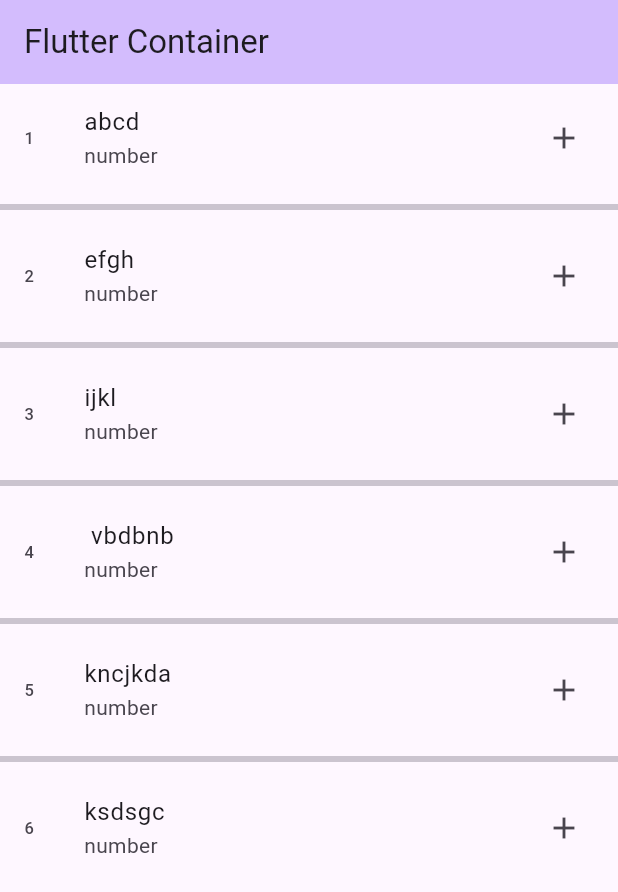
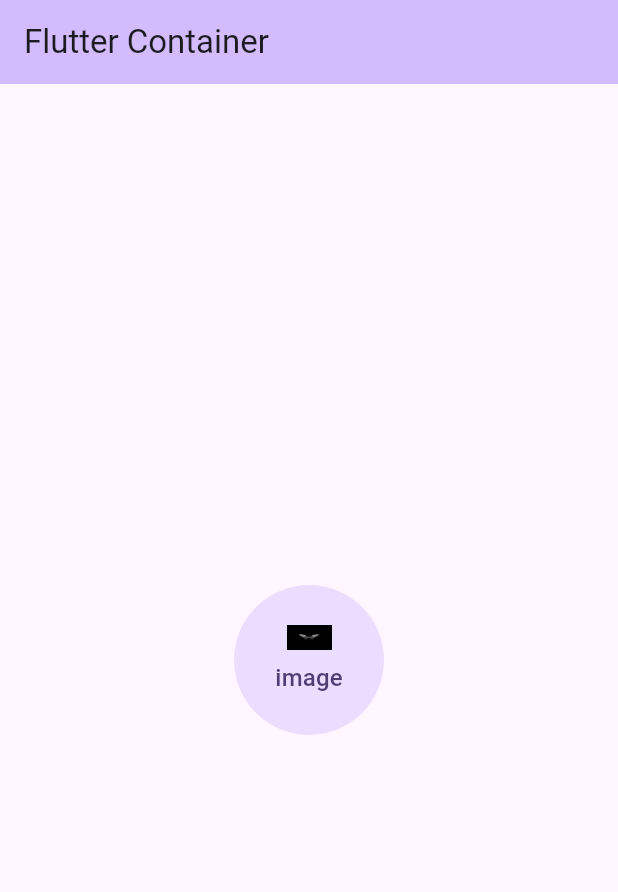
Before and after one commit to Aditya-255/Flutter, a Flutter app: the screen it shows after launch, on a phone screen of 412 x 824 dp. Shown: the top 892 px of the screen. Run offline on Flutter 3.47's test engine with Material 3 defaults, Android fonts, the phone set to English and light mode, and no system bars.

Commit message:
add changes

```diff
--- a/demo/lib/main.dart
+++ b/demo/lib/main.dart
@@ -409,21 +409,54 @@ class _MyHomePageState extends State<MyHomePage> {
           //   padding: EdgeInsets.all(8.0),
           //   child: Text("hello world", style: TextStyle(fontSize: 25)),
           // ),
-          ListView.separated(
-            itemBuilder: (context, index) {
-              return ListTile(
-                leading: Text("${index + 1}"),
-                title: Text(arrName[index]),
-                subtitle: Text("number"),
-                trailing: Icon(Icons.add),
-              );
-            },
-            itemCount: arrName.length,
-            // scrollDirection: Axis.horizontal,
-            separatorBuilder: (context, index) {
-              return Divider(height: 20, thickness: 4);
-            },
+          // ListView.separated(
+          //   itemBuilder: (context, index) {
+          //     return ListTile(
+          //       leading: CircleAvatar(
+          //         backgroundImage: AssetImage('assets/images/1.jpg'),
+          //         // backgroundColor: Colors.transparent,
+          //         radius: 20,
+          //       ),
+          //       title: Text(arrName[index]),
+          //       subtitle: Text("number"),
+          //       trailing: Icon(Icons.add),
+          //     );
+          //   },
+          //   itemCount: arrName.length,
+          //   // scrollDirection: Axis.horizontal,
+          //   separatorBuilder: (context, index) {
+          //     return Divider(height: 20, thickness: 4);
+          //   },
+          // ),
+          Center(
+            child:
+                // Container(
+                // width: 100,
+                // height: 100,
+                // color: Colors.red,
+                // child:
+                CircleAvatar(
+                  child: Container(
+                    width: 60,
+                    height: 60,
+                    child: Column(
+                      children: [
+                        Container(
+                          width: 30,
+                          height: 30,
+                          child: Image.asset('assets/images/1.jpg'),
+                        ),
+                        Text("image"),
+                      ],
+                    ),
+                  ),
+                  // Text('Name', style: TextStyle(color: Colors.amber)),
+                  // backgroundImage: AssetImage('assets/images/1.jpg'),
+                  // backgroundColor: Colors.transparent,
+                  radius: 50,
+                ),
           ),
     );
+    // );
   }
 }
```
